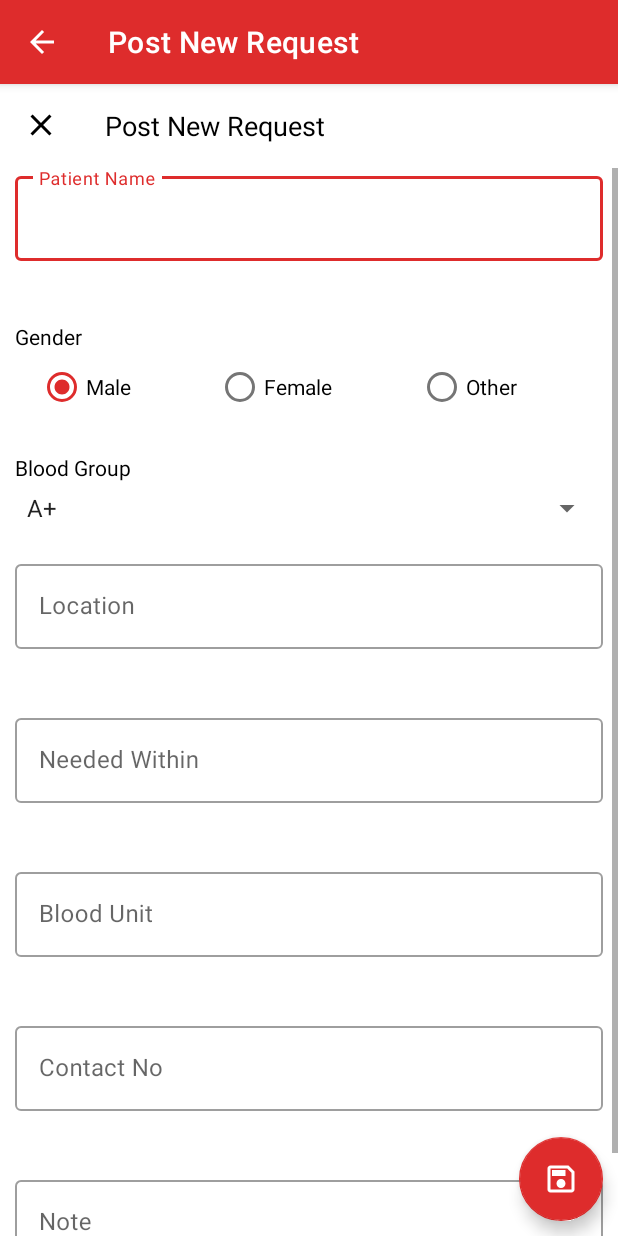
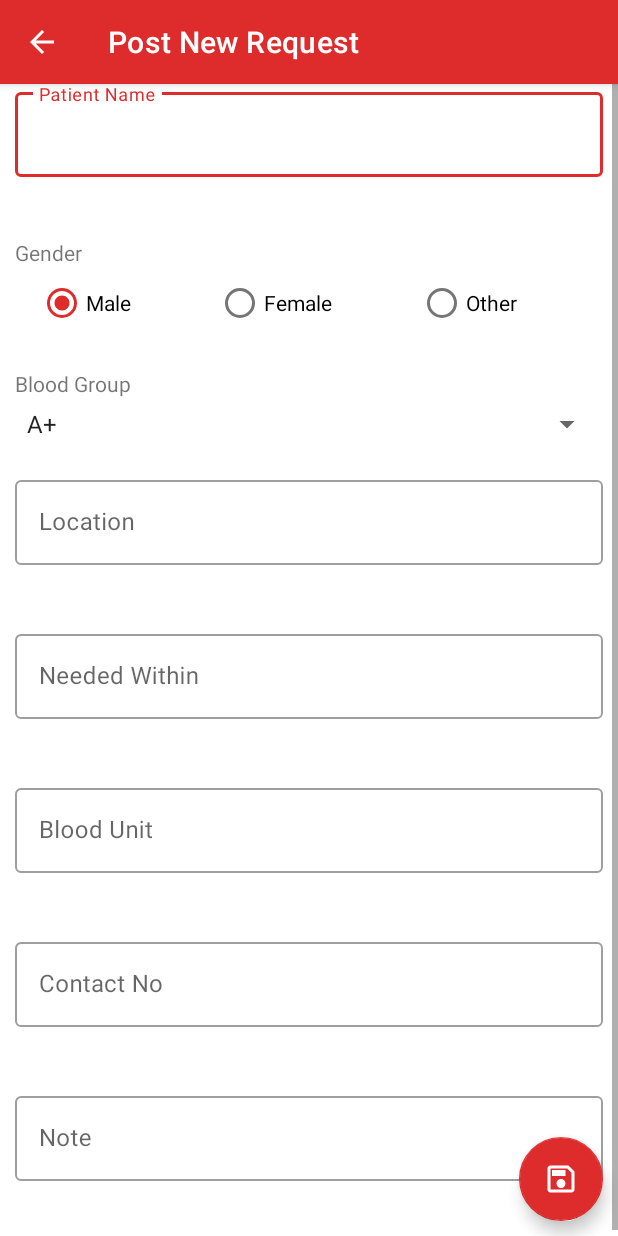
Before and after one commit to MeherajUlMahmmud/BloodDonationFirebase, an Android app: the ModifyRequestActivity screen opened directly, with no data from a screen before it, on a phone screen of 412 x 824 dp. Run offline under Robolectric (Android 15) with nearby library versions, the phone set to English and light mode, and no system bars; our stand-ins replace Firebase (no records; nobody signed in at launch, a user with empty details on screens opened directly).

Commit message:
Update activity_modify_request.xml

```diff
--- a/app/src/main/res/layout/activity_modify_request.xml
+++ b/app/src/main/res/layout/activity_modify_request.xml
@@ -11,31 +11,6 @@
         android:layout_width="match_parent"
         android:layout_height="wrap_content"
         android:visibility="visible">
-
-        <LinearLayout
-            android:id="@+id/toolbar"
-            android:layout_width="match_parent"
-            android:layout_height="?attr/actionBarSize"
-            android:orientation="horizontal">
-
-            <androidx.appcompat.widget.AppCompatImageButton
-                android:id="@+id/clear_imgBtn"
-                android:layout_width="wrap_content"
-                android:layout_height="wrap_content"
-                android:background="@android:color/white"
-                android:padding="15dp"
-                android:src="@drawable/ic_baseline_clear_24"
-                android:tint="@color/black" />
-
-            <TextView
-                android:id="@+id/task_tv"
-                android:layout_width="wrap_content"
-                android:layout_height="wrap_content"
-                android:padding="15dp"
-                android:text="Post New Request"
-                android:textColor="@color/black"
-                android:textSize="18dp" />
-        </LinearLayout>
 
         <FrameLayout
             android:layout_width="match_parent"
@@ -81,7 +56,6 @@
                             android:layout_width="wrap_content"
                             android:layout_height="wrap_content"
                             android:text="Gender"
-                            android:textColor="@color/black"
                             android:textSize="14sp" />
 
                         <RadioGroup
@@ -126,7 +100,6 @@
                             android:layout_width="wrap_content"
                             android:layout_height="wrap_content"
                             android:text="Blood Group"
-                            android:textColor="@color/black"
                             android:textSize="14sp" />
 
                         <Spinner
```
